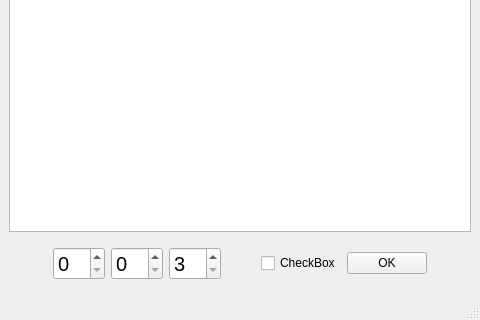
First picture: the form in mainwindow.ui, repository Mgk2000/Paint-Polyhedron, before the edit; both pictures show x 0 to 480 and y 320 to 640 of the 480 by 640 pixel window.
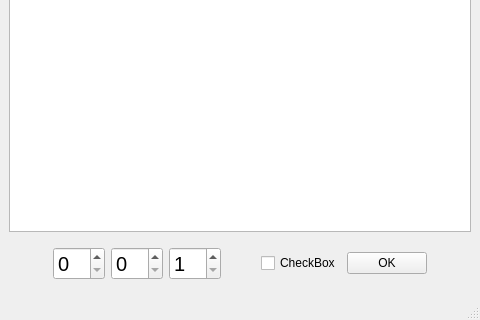
Second picture: the form after the edit.

Patch:
```diff
--- a/mainwindow.ui
+++ b/mainwindow.ui
@@ -77,7 +77,7 @@
             </font>
            </property>
            <property name="minimum">
-            <number>3</number>
+            <number>1</number>
            </property>
            <property name="maximum">
             <number>25</number>
```
